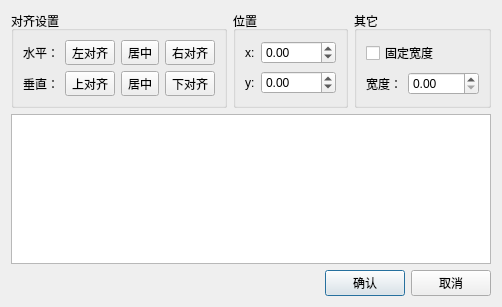
LonelyPolarbear/EasyPlot, file source/lib09_panel/ui/FontSetDlg.ui: the form before one commit.
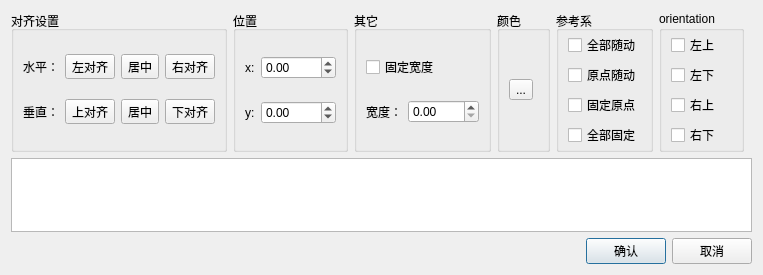
The form after the commit. Icons and pictures are not drawn. Custom widgets are drawn as their Qt base class.

Commit message: 字体渲染优化，增加对参考点和坐标系的设置

```diff
--- a/source/lib09_panel/ui/FontSetDlg.ui
+++ b/source/lib09_panel/ui/FontSetDlg.ui
@@ -6,8 +6,8 @@
    <rect>
     <x>0</x>
     <y>0</y>
-    <width>497</width>
-    <height>307</height>
+    <width>763</width>
+    <height>275</height>
    </rect>
   </property>
   <property name="windowTitle">
@@ -216,6 +216,132 @@
        </layout>
       </widget>
      </item>
+     <item>
+      <widget class="QGroupBox" name="groupBox_4">
+       <property name="title">
+        <string>颜色</string>
+       </property>
+       <layout class="QVBoxLayout" name="verticalLayout_5">
+        <item>
+         <widget class="ColorPickerButton" name="btnColorSet">
+          <property name="text">
+           <string>...</string>
+          </property>
+         </widget>
+        </item>
+       </layout>
+      </widget>
+     </item>
+     <item>
+      <widget class="QGroupBox" name="groupBox_5">
+       <property name="title">
+        <string>参考系</string>
+       </property>
+       <layout class="QVBoxLayout" name="verticalLayout_6">
+        <property name="topMargin">
+         <number>2</number>
+        </property>
+        <property name="bottomMargin">
+         <number>2</number>
+        </property>
+        <item>
+         <widget class="QCheckBox" name="Local_complete">
+          <property name="text">
+           <string>全部随动</string>
+          </property>
+          <property name="autoExclusive">
+           <bool>true</bool>
+          </property>
+         </widget>
+        </item>
+        <item>
+         <widget class="QCheckBox" name="Local_center">
+          <property name="text">
+           <string>原点随动</string>
+          </property>
+          <property name="autoExclusive">
+           <bool>true</bool>
+          </property>
+         </widget>
+        </item>
+        <item>
+         <widget class="QCheckBox" name="scene_screen_center">
+          <property name="text">
+           <string>固定原点</string>
+          </property>
+          <property name="autoExclusive">
+           <bool>true</bool>
+          </property>
+         </widget>
+        </item>
+        <item>
+         <widget class="QCheckBox" name="scene_screen_complete">
+          <property name="text">
+           <string>全部固定</string>
+          </property>
+          <property name="autoExclusive">
+           <bool>true</bool>
+          </property>
+         </widget>
+        </item>
+       </layout>
+      </widget>
+     </item>
+     <item>
+      <widget class="QGroupBox" name="groupBox_6">
+       <property name="title">
+        <string>orientation</string>
+       </property>
+       <layout class="QVBoxLayout" name="verticalLayout_7">
+        <property name="topMargin">
+         <number>2</number>
+        </property>
+        <property name="bottomMargin">
+         <number>2</number>
+        </property>
+        <item>
+         <widget class="QCheckBox" name="leftTop">
+          <property name="text">
+           <string>左上</string>
+          </property>
+          <property name="autoExclusive">
+           <bool>true</bool>
+          </property>
+         </widget>
+        </item>
+        <item>
+         <widget class="QCheckBox" name="left_bottom">
+          <property name="text">
+           <string>左下</string>
+          </property>
+          <property name="autoExclusive">
+           <bool>true</bool>
+          </property>
+         </widget>
+        </item>
+        <item>
+         <widget class="QCheckBox" name="right_top">
+          <property name="text">
+           <string>右上</string>
+          </property>
+          <property name="autoExclusive">
+           <bool>true</bool>
+          </property>
+         </widget>
+        </item>
+        <item>
+         <widget class="QCheckBox" name="right_bottom">
+          <property name="text">
+           <string>右下</string>
+          </property>
+          <property name="autoExclusive">
+           <bool>true</bool>
+          </property>
+         </widget>
+        </item>
+       </layout>
+      </widget>
+     </item>
      <item>
       <spacer name="horizontalSpacer_3">
        <property name="orientation">
@@ -267,6 +393,13 @@
    </item>
   </layout>
  </widget>
+ <customwidgets>
+  <customwidget>
+   <class>ColorPickerButton</class>
+   <extends>QToolButton</extends>
+   <header>lib09_panel/ColorPickButton.h</header>
+  </customwidget>
+ </customwidgets>
  <resources>
   <include location="../../main/qrc/easyPlotqrc.qrc"/>
  </resources>
```
The commit also changes 33 other files.
